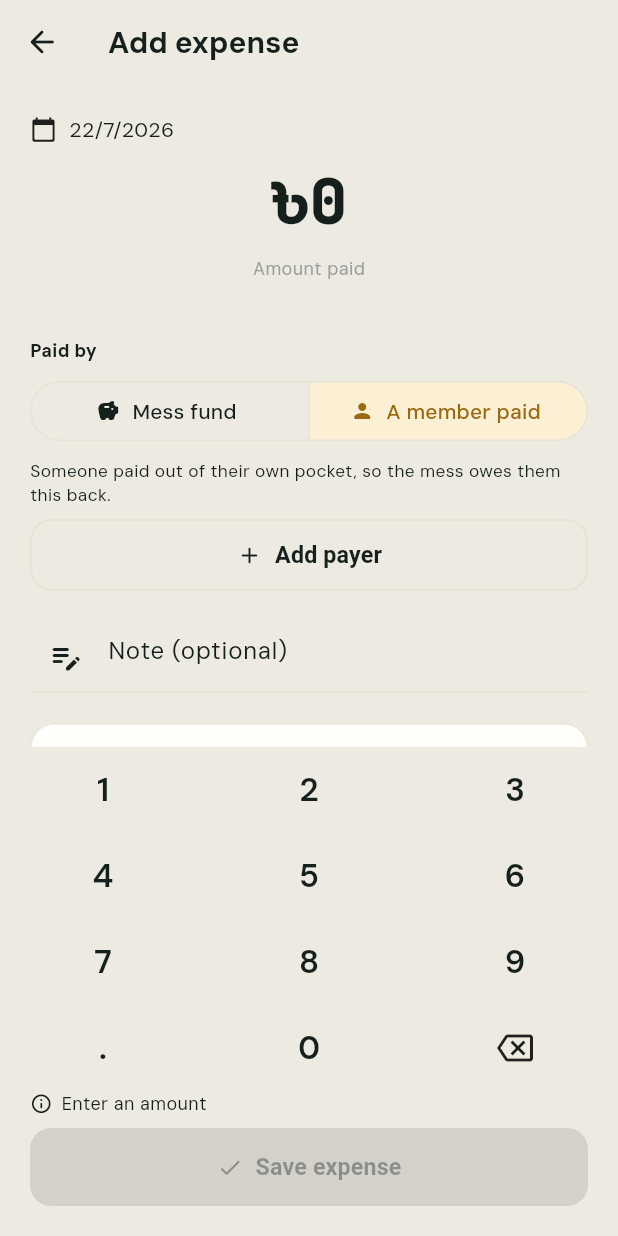
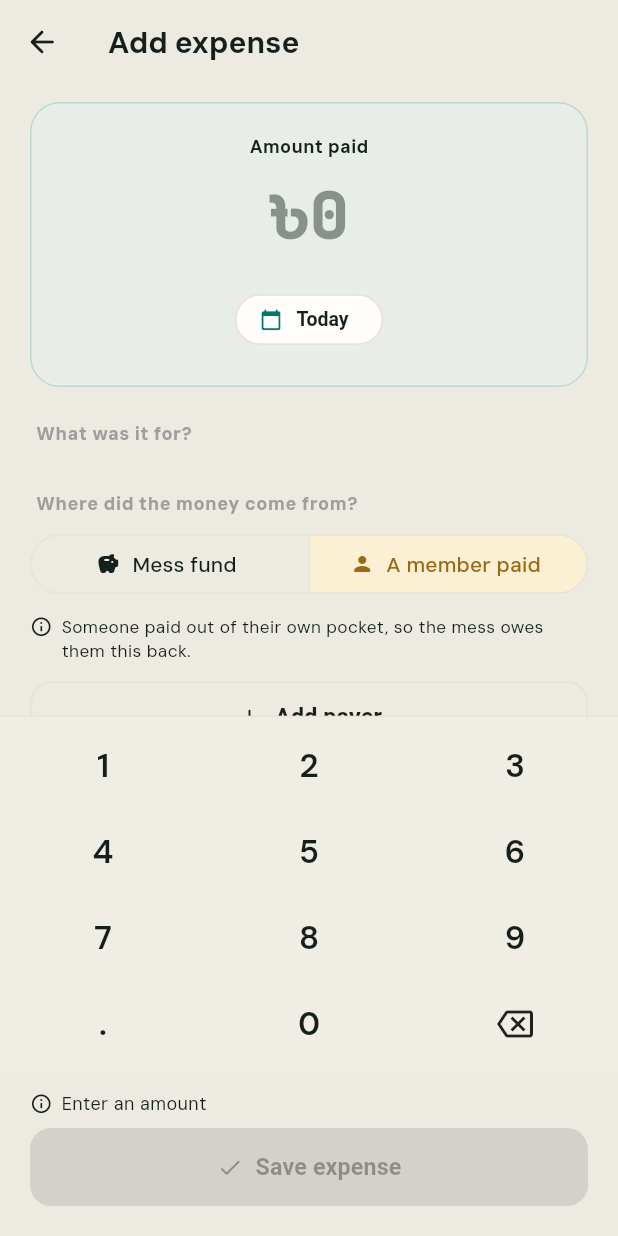
Before and after one commit to iamshuvokd/MessBook, a Flutter app: the AddEditExpenseScreen screen opened directly with empty values, on a phone screen of 412 x 824 dp. Run offline on Flutter 3.47's test engine with Material 3 defaults, Android fonts, the phone set to English and light mode, and no system bars; our stand-ins replace drift, drift_flutter, file_picker, firebase_core, firebase_messaging, fl_chart and 15 more; missing offline and left inert: googleapis, workmanager; accounts and stored records are empty; generated files the repository leaves out were written again.

Commit message:
Restructure the add/edit expense form for clarity
The form was a flat run of controls with no grouping: the category chips,
the note field and the payer list all sat at the same visual level with
only one of them labelled, so there was nothing telling you what each
control was for or where one decision ended and the next began.

Give every section a heading using the existing SectionHeader widget that
Settings, Account, the drawer and Roles already use - the expense form was
the odd one out. The headings ask plain questions ("What was it for?",
"Where did the money come from?", "Who shares the cost?") rather than
naming database fields, so the form reads as a sequence of decisions.

Lead with an amount card instead of a floating number. The date moved
inside it as a real chip: it was previously a bare icon-and-text row that
did not read as tappable, and it printed a raw 12/7/2026 that ignored the
app's Bangla digit and date formatting everywhere else. It now shows
"Today" for today, and the keypad digits are localised too. A zero amount
renders greyed so it reads as a placeholder rather than a real /0
expense.

Give the keypad its own tinted surface and top edge - it previously sat
flush against the scrolling form, so the digits looked like more list
content. The funding-source explanation now carries an info icon matching
how the Save blocker already presents its hint.

Co-Authored-By: Claude Opus 4.8 <noreply@anthropic.com>

```diff
--- a/mess_manager/lib/core/l10n/app_bn.arb
+++ b/mess_manager/lib/core/l10n/app_bn.arb
@@ -186,7 +186,11 @@
   "expensesFilterAll": "সব",
   "expensesAddTitle": "খরচ যোগ করুন",
   "expensesAmountPaid": "পরিমাণ",
-  "expensesPaidBy": "যিনি দিয়েছেন",
+  "expensesSectionCategory": "কী বাবদ খরচ?",
+  "expensesSectionSplit": "খরচ কারা ভাগ করবে?",
+  "expensesSectionNote": "নোট",
+  "expensesSectionReceipt": "রসিদ",
+  "expensesPaidBy": "টাকা কোথা থেকে এসেছে?",
   "expensesPaidFromFund": "মেসের ফান্ড",
   "expensesPaidByMember": "একজন সদস্য দিয়েছেন",
   "expensesPaidFromFundHint": "সবার জমা করা টাকা থেকে খরচ। কাউকে ফেরত দিতে হবে না — যার যত মিল, তার তত টাকা কাটা যাবে।",
--- a/mess_manager/lib/core/l10n/app_en.arb
+++ b/mess_manager/lib/core/l10n/app_en.arb
@@ -187,7 +187,11 @@
   "expensesFilterAll": "All",
   "expensesAddTitle": "Add expense",
   "expensesAmountPaid": "Amount paid",
-  "expensesPaidBy": "Paid by",
+  "expensesSectionCategory": "What was it for?",
+  "expensesSectionSplit": "Who shares the cost?",
+  "expensesSectionNote": "Note",
+  "expensesSectionReceipt": "Receipt",
+  "expensesPaidBy": "Where did the money come from?",
   "expensesPaidFromFund": "Mess fund",
   "expensesPaidByMember": "A member paid",
   "expensesPaidFromFundHint": "Spent from everyone's deposits. Nobody is owed this back — it is charged to each member by their own meals.",
--- a/mess_manager/lib/core/l10n/app_localizations.dart
+++ b/mess_manager/lib/core/l10n/app_localizations.dart
@@ -1064,10 +1064,34 @@ abstract class AppLocalizations {
   /// **'Amount paid'**
   String get expensesAmountPaid;
 
+  /// No description provided for @expensesSectionCategory.
+  ///
+  /// In en, this message translates to:
+  /// **'What was it for?'**
+  String get expensesSectionCategory;
+
+  /// No description provided for @expensesSectionSplit.
+  ///
+  /// In en, this message translates to:
+  /// **'Who shares the cost?'**
+  String get expensesSectionSplit;
+
+  /// No description provided for @expensesSectionNote.
+  ///
+  /// In en, this message translates to:
+  /// **'Note'**
+  String get expensesSectionNote;
+
+  /// No description provided for @expensesSectionReceipt.
+  ///
+  /// In en, this message translates to:
+  /// **'Receipt'**
+  String get expensesSectionReceipt;
+
   /// No description provided for @expensesPaidBy.
   ///
   /// In en, this message translates to:
-  /// **'Paid by'**
+  /// **'Where did the money come from?'**
   String get expensesPaidBy;
 
   /// No description provided for @expensesPaidFromFund.
--- a/mess_manager/lib/core/l10n/app_localizations_bn.dart
+++ b/mess_manager/lib/core/l10n/app_localizations_bn.dart
@@ -535,7 +535,19 @@ class AppLocalizationsBn extends AppLocalizations {
   String get expensesAmountPaid => 'পরিমাণ';
 
   @override
-  String get expensesPaidBy => 'যিনি দিয়েছেন';
+  String get expensesSectionCategory => 'কী বাবদ খরচ?';
+
+  @override
+  String get expensesSectionSplit => 'খরচ কারা ভাগ করবে?';
+
+  @override
+  String get expensesSectionNote => 'নোট';
+
+  @override
+  String get expensesSectionReceipt => 'রসিদ';
+
+  @override
+  String get expensesPaidBy => 'টাকা কোথা থেকে এসেছে?';
 
   @override
   String get expensesPaidFromFund => 'মেসের ফান্ড';
--- a/mess_manager/lib/core/l10n/app_localizations_en.dart
+++ b/mess_manager/lib/core/l10n/app_localizations_en.dart
@@ -535,7 +535,19 @@ class AppLocalizationsEn extends AppLocalizations {
   String get expensesAmountPaid => 'Amount paid';
 
   @override
-  String get expensesPaidBy => 'Paid by';
+  String get expensesSectionCategory => 'What was it for?';
+
+  @override
+  String get expensesSectionSplit => 'Who shares the cost?';
+
+  @override
+  String get expensesSectionNote => 'Note';
+
+  @override
+  String get expensesSectionReceipt => 'Receipt';
+
+  @override
+  String get expensesPaidBy => 'Where did the money come from?';
 
   @override
   String get expensesPaidFromFund => 'Mess fund';
--- a/mess_manager/lib/ui/screens/expenses/add_edit_expense_screen.dart
+++ b/mess_manager/lib/ui/screens/expenses/add_edit_expense_screen.dart
@@ -12,10 +12,13 @@ import 'package:uuid/uuid.dart';
 import '../../../core/l10n/app_localizations.dart';
 import '../../../core/l10n/category_l10n.dart';
 import '../../../core/theme/app_theme.dart';
+import '../../../core/utils/bd_formatter.dart';
 import '../../../core/utils/icon_lookup.dart';
 import '../../../domain/models/expense.dart';
 import '../../../domain/models/member.dart';
+import '../../providers/app_providers.dart';
 import '../../providers/repository_providers.dart';
+import '../../widgets/section_header.dart';
 import 'split_editor_screen.dart';
 
 const _uuid = Uuid();
@@ -344,6 +347,10 @@ class _AddEditExpenseScreenState extends ConsumerState<AddEditExpenseScreen> {
     final categories = ref.watch(categoriesForSelectedGroupProvider);
     final members = ref.watch(membersRepositoryProvider).watchMembers(widget.groupId, activeOnly: true);
     final premium = ref.watch(premiumUnlockedProvider).value ?? false;
+    final fmt = BdFormatter(
+      useBanglaDigits: ref.watch(banglaDigitsProvider),
+      locale: ref.watch(localeProvider).languageCode,
+    );
 
     if (_loading) {
       return const Scaffold(body: Center(child: CircularProgressIndicator()));
@@ -365,29 +372,13 @@ class _AddEditExpenseScreenState extends ConsumerState<AddEditExpenseScreen> {
                   child: ListView(
                     padding: const EdgeInsets.fromLTRB(20, 12, 20, 20),
                     children: [
-                      InkWell(
-                        onTap: _pickDate,
-                        borderRadius: BorderRadius.circular(AppRadius.md),
-                        child: Padding(
-                          padding: const EdgeInsets.symmetric(vertical: 8),
-                          child: Row(
-                            children: [
-                              const Icon(Icons.calendar_today_rounded, size: 18),
-                              const SizedBox(width: 8),
-                              Text('${_date.day}/${_date.month}/${_date.year}'),
-                            ],
-                          ),
-                        ),
-                      ),
-                      Center(
-                        child: Text(
-                          '৳$_amountText',
-                          style: const TextStyle(fontSize: 42, fontWeight: FontWeight.w800, fontFamily: moneyFontFamily),
-                        ),
-                      ),
-                      const SizedBox(height: 4),
-                      Center(child: Text(l10n.expensesAmountPaid, style: const TextStyle(fontSize: 12, color: Colors.grey))),
-                      const SizedBox(height: 18),
+                      // The amount is what this screen is really for, so it
+                      // leads — with the date sitting inside the same card as
+                      // a visibly tappable chip rather than a bare row that
+                      // read as static text.
+                      _amountHeader(l10n, fmt),
+                      const SizedBox(height: 22),
+                      SectionHeader(l10n.expensesSectionCategory),
                       categories.when(
                         data: (rows) => Wrap(
                           spacing: 8,
@@ -413,9 +404,8 @@ class _AddEditExpenseScreenState extends ConsumerState<AddEditExpenseScreen> {
                         loading: () => const SizedBox.shrink(),
                         error: (_, _) => const SizedBox.shrink(),
                       ),
-                      const SizedBox(height: 20),
-                      Text(l10n.expensesPaidBy, style: TextStyle(fontSize: 12, fontWeight: FontWeight.w700, color: Theme.of(context).colorScheme.onSurfaceVariant)),
-                      const SizedBox(height: 8),
+                      const SizedBox(height: 22),
+                      SectionHeader(l10n.expensesPaidBy),
                       SegmentedButton<bool>(
                         segments: [
                           ButtonSegment(
@@ -436,13 +426,24 @@ class _AddEditExpenseScreenState extends ConsumerState<AddEditExpenseScreen> {
                           _paidFromFundChosen = true;
                         }),
                       ),
-                      const SizedBox(height: 8),
-                      Text(
+                      const SizedBox(height: 10),
+                      // Spell out where the money moves, so nobody has to
+                      // reason about the ledger to pick the right option.
+                      Row(
+                        crossAxisAlignment: CrossAxisAlignment.start,
+                        children: [
+                          Icon(Icons.info_outline_rounded, size: 15, color: Theme.of(context).colorScheme.onSurfaceVariant),
+                          const SizedBox(width: 6),
+                          Expanded(
+                            child: Text(
                               _paidFromFund ? l10n.expensesPaidFromFundHint : l10n.expensesPaidByMemberHint,
-                        style: TextStyle(fontSize: 11.5, color: Theme.of(context).colorScheme.onSurfaceVariant),
+                              style: TextStyle(fontSize: 11.5, height: 1.35, color: Theme.of(context).colorScheme.onSurfaceVariant),
+                            ),
+                          ),
+                        ],
                       ),
                       if (!_paidFromFund) ...[
-                        const SizedBox(height: 8),
+                        const SizedBox(height: 12),
                         for (final id in _payerIds) _payerRow(memberList, id),
                         OutlinedButton.icon(
                           onPressed: () => _showPayerPicker(memberList),
@@ -450,13 +451,10 @@ class _AddEditExpenseScreenState extends ConsumerState<AddEditExpenseScreen> {
                           label: Text(l10n.expensesAddPayer),
                         ),
                       ],
-                      const SizedBox(height: 20),
-                      TextField(
-                        controller: _noteController,
-                        decoration: InputDecoration(hintText: l10n.expensesNoteHint, prefixIcon: const Icon(Icons.edit_note_rounded)),
-                      ),
-                      const SizedBox(height: 20),
+                      const SizedBox(height: 22),
+                      SectionHeader(l10n.expensesSectionSplit),
                       Card(
+                        margin: EdgeInsets.zero,
                         child: ListTile(
                           leading: const Icon(Icons.call_split_rounded),
                           title: Text(_splitSummaryText(memberList, l10n)),
@@ -464,8 +462,16 @@ class _AddEditExpenseScreenState extends ConsumerState<AddEditExpenseScreen> {
                           onTap: () => _openSplitEditor(memberList),
                         ),
                       ),
-                      const SizedBox(height: 12),
+                      const SizedBox(height: 22),
+                      SectionHeader(l10n.expensesSectionNote),
+                      TextField(
+                        controller: _noteController,
+                        decoration: InputDecoration(hintText: l10n.expensesNoteHint, prefixIcon: const Icon(Icons.edit_note_rounded)),
+                      ),
+                      const SizedBox(height: 22),
+                      SectionHeader(l10n.expensesSectionReceipt),
                       Card(
+                        margin: EdgeInsets.zero,
                         child: _receiptPath != null
                             ? ListTile(
                                 leading: ClipRRect(
@@ -489,9 +495,9 @@ class _AddEditExpenseScreenState extends ConsumerState<AddEditExpenseScreen> {
                     ],
                   ),
                 ),
-                _buildKeypad(),
+                _buildKeypad(fmt),
                 Padding(
-                  padding: const EdgeInsets.fromLTRB(20, 0, 20, 20),
+                  padding: const EdgeInsets.fromLTRB(20, 12, 20, 20),
                   child: Column(
                     mainAxisSize: MainAxisSize.min,
                     children: [
@@ -529,6 +535,53 @@ class _AddEditExpenseScreenState extends ConsumerState<AddEditExpenseScreen> {
             ),
           );
         },
+      ),
+    );
+  }
+
+  /// The amount + date card. The amount is the whole point of the screen, so
+  /// it leads; the date is a real chip beside it, because as a bare icon+text
+  /// row it didn't read as tappable at all.
+  Widget _amountHeader(AppLocalizations l10n, BdFormatter fmt) {
+    final scheme = Theme.of(context).colorScheme;
+    final today = DateTime.now();
+    final isToday = _date.year == today.year && _date.month == today.month && _date.day == today.day;
+    final empty = _amountPaisa <= 0;
+
+    return Container(
+      width: double.infinity,
+      padding: const EdgeInsets.symmetric(vertical: 20, horizontal: 16),
+      decoration: BoxDecoration(
+        color: scheme.primaryContainer.withValues(alpha: 0.35),
+        borderRadius: BorderRadius.circular(AppRadius.xxl),
+        border: Border.all(color: scheme.primary.withValues(alpha: 0.18)),
+      ),
+      child: Column(
+        children: [
+          Text(l10n.expensesAmountPaid,
+              style: TextStyle(fontSize: 12, fontWeight: FontWeight.w700, color: scheme.onSurfaceVariant)),
+          const SizedBox(height: 6),
+          FittedBox(
+            fit: BoxFit.scaleDown,
+            child: Text(
+              '৳${fmt.digits(_amountText)}',
+              style: TextStyle(
+                fontSize: 44,
+                fontWeight: FontWeight.w800,
+                fontFamily: moneyFontFamily,
+                // Grey out a zero amount so it reads as a placeholder
+                // waiting for the keypad, not as a real ৳0 expense.
+                color: empty ? scheme.onSurfaceVariant.withValues(alpha: 0.45) : scheme.onSurface,
+              ),
+            ),
+          ),
+          const SizedBox(height: 12),
+          ActionChip(
+            avatar: const Icon(Icons.calendar_today_rounded, size: 15),
+            label: Text(isToday ? l10n.expensesToday : fmt.day(_date)),
+            onPressed: _pickDate,
+          ),
+        ],
       ),
     );
   }
@@ -616,11 +669,21 @@ class _AddEditExpenseScreenState extends ConsumerState<AddEditExpenseScreen> {
     if (picked != null) _togglePayer(picked.id);
   }
 
-  Widget _buildKeypad() {
+  Widget _buildKeypad(BdFormatter fmt) {
     const keys = ['1', '2', '3', '4', '5', '6', '7', '8', '9', '.', '0', 'back'];
-    return GridView.count(
+    final scheme = Theme.of(context).colorScheme;
+    // The keypad used to sit flush against the scrolling form with nothing
+    // marking where the content ended, so the digits looked like part of the
+    // list. Give it its own tinted surface with a top edge.
+    return Container(
+      decoration: BoxDecoration(
+        color: scheme.surfaceContainerHighest.withValues(alpha: 0.4),
+        border: Border(top: BorderSide(color: scheme.outlineVariant)),
+      ),
+      child: GridView.count(
         crossAxisCount: 3,
         shrinkWrap: true,
+        padding: const EdgeInsets.symmetric(vertical: 4),
         physics: const NeverScrollableScrollPhysics(),
         childAspectRatio: 2.4,
         children: [
@@ -628,10 +691,14 @@ class _AddEditExpenseScreenState extends ConsumerState<AddEditExpenseScreen> {
             InkWell(
               onTap: () => _onKeypadTap(k),
               child: Center(
-              child: k == 'back' ? const Icon(Icons.backspace_outlined) : Text(k, style: const TextStyle(fontSize: 22, fontWeight: FontWeight.w600)),
+                child: k == 'back'
+                    ? const Icon(Icons.backspace_outlined)
+                    : Text(k == '.' ? k : fmt.digits(k),
+                        style: const TextStyle(fontSize: 22, fontWeight: FontWeight.w600)),
               ),
             ),
         ],
+      ),
     );
   }
 }
```
Lines whose indentation alone changed are shown as unchanged.
